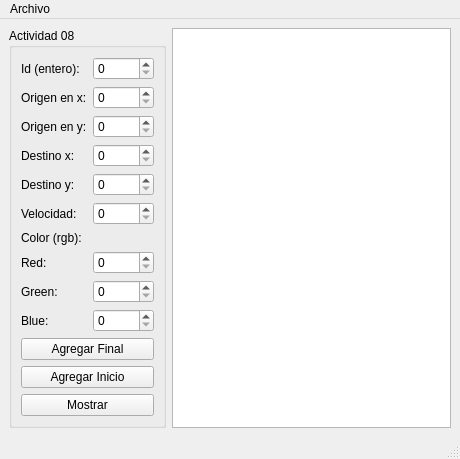
First picture: the form in mainwindow.ui, repository Monox2/Interfaz-QT, before the edit.
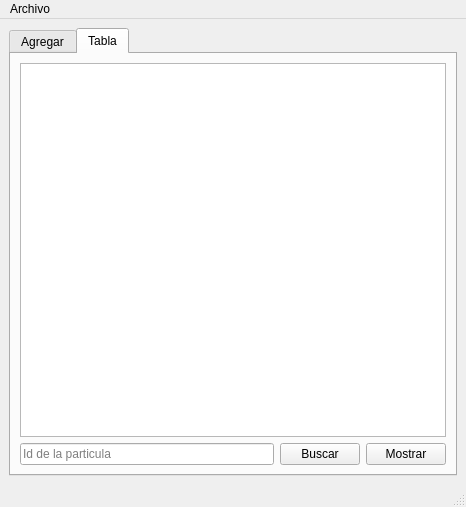
Second picture: the form after the edit.

Commit message: Actividad 11 QTableWidget

What changed in the file:
```diff
--- a/mainwindow.ui
+++ b/mainwindow.ui
@@ -6,14 +6,24 @@
    <rect>
     <x>0</x>
     <y>0</y>
-    <width>460</width>
-    <height>427</height>
+    <width>466</width>
+    <height>471</height>
    </rect>
   </property>
   <property name="windowTitle">
    <string>MainWindow</string>
   </property>
   <widget class="QWidget" name="centralwidget">
+   <layout class="QGridLayout" name="gridLayout_3">
+    <item row="0" column="0">
+     <widget class="QTabWidget" name="tabWidget">
+      <property name="currentIndex">
+       <number>1</number>
+      </property>
+      <widget class="QWidget" name="tab">
+       <attribute name="title">
+        <string>Agregar</string>
+       </attribute>
    <layout class="QGridLayout" name="gridLayout">
     <item row="0" column="0">
      <widget class="QGroupBox" name="groupBox">
@@ -195,12 +205,47 @@
     </item>
    </layout>
   </widget>
+      <widget class="QWidget" name="tab_2">
+       <attribute name="title">
+        <string>Tabla</string>
+       </attribute>
+       <layout class="QGridLayout" name="gridLayout_4">
+        <item row="0" column="0" colspan="3">
+         <widget class="QTableWidget" name="tabla"/>
+        </item>
+        <item row="1" column="0">
+         <widget class="QLineEdit" name="buscar_lineEdit">
+          <property name="placeholderText">
+           <string>Id de la particula</string>
+          </property>
+         </widget>
+        </item>
+        <item row="1" column="1">
+         <widget class="QPushButton" name="buscar_PushButton">
+          <property name="text">
+           <string>Buscar</string>
+          </property>
+         </widget>
+        </item>
+        <item row="1" column="2">
+         <widget class="QPushButton" name="mostrar_tabla_pushButton">
+          <property name="text">
+           <string>Mostrar</string>
+          </property>
+         </widget>
+        </item>
+       </layout>
+      </widget>
+     </widget>
+    </item>
+   </layout>
+  </widget>
   <widget class="QMenuBar" name="menubar">
    <property name="geometry">
     <rect>
      <x>0</x>
      <y>0</y>
-     <width>460</width>
+     <width>466</width>
      <height>21</height>
     </rect>
    </property>
```
Lines whose indentation alone changed are shown as unchanged. The commit also changes 8 other files.
